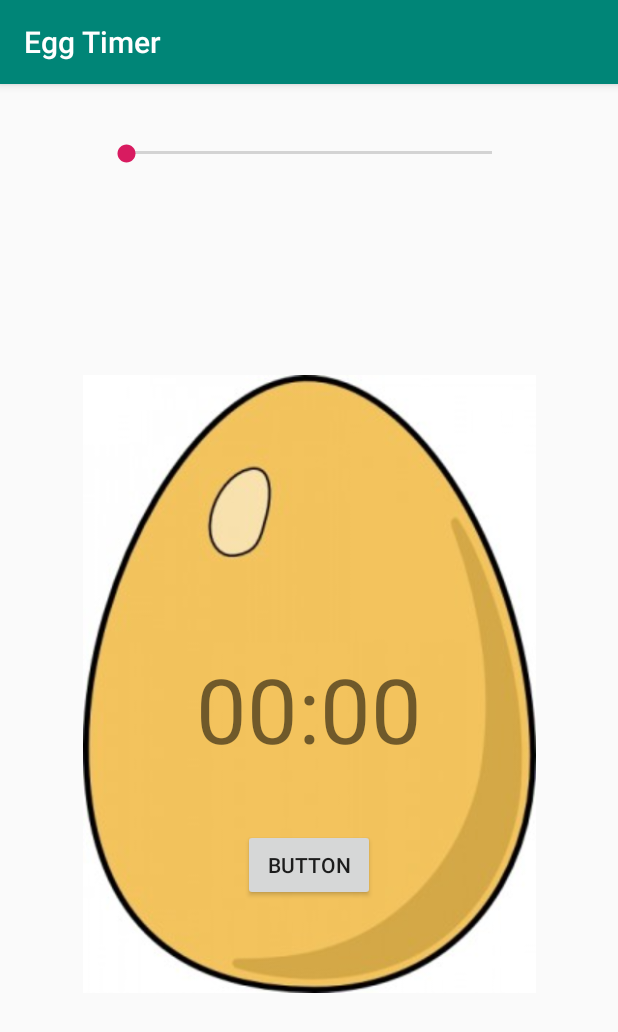
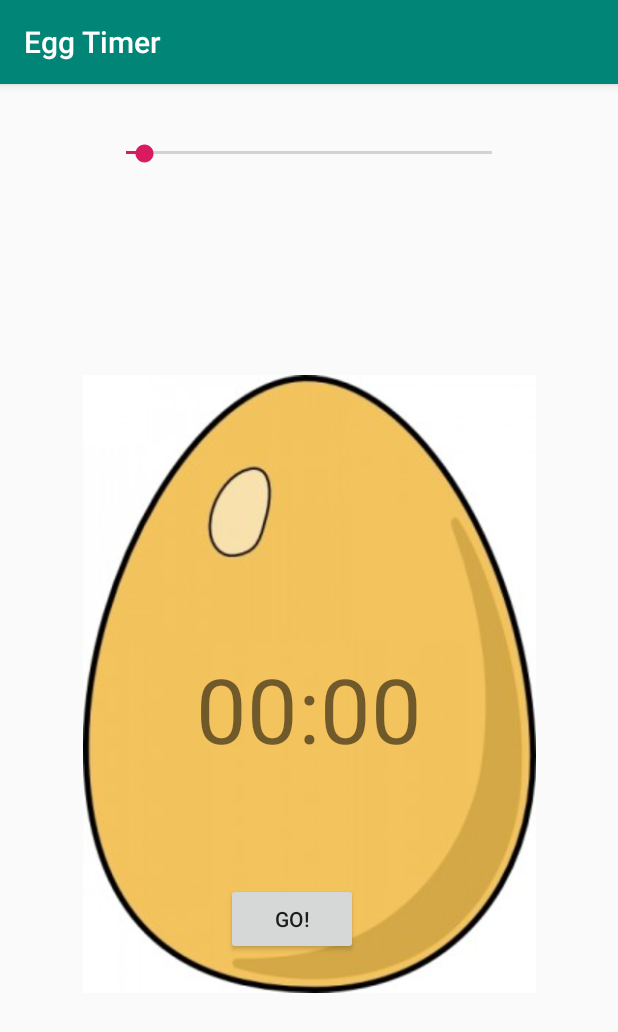
Before and after one commit to gustavorribeiro/egg-timer, an Android app: the screen it shows after launch (MainActivity), on a phone screen of 412 x 824 dp. Shown: the top 1032 px of the screen. Run offline under Robolectric (Android 15) with nearby library versions, the phone set to English and light mode, and no system bars.

Commit message:
adding time in timer

```diff
--- a/app/src/main/java/com/dev/myappcompany/eggtimer/MainActivity.java
+++ b/app/src/main/java/com/dev/myappcompany/eggtimer/MainActivity.java
@@ -3,6 +3,9 @@ package com.dev.myappcompany.eggtimer;
 import androidx.appcompat.app.AppCompatActivity;
 
 import android.os.Bundle;
+import android.widget.Button;
+import android.widget.SeekBar;
+import android.widget.TextView;
 
 public class MainActivity extends AppCompatActivity {
 
@@ -10,5 +13,35 @@ public class MainActivity extends AppCompatActivity {
     protected void onCreate(Bundle savedInstanceState) {
         super.onCreate(savedInstanceState);
         setContentView(R.layout.activity_main);
+
+        SeekBar timerSeekBar = findViewById(R.id.timerSeekBar);
+        final TextView timerTextView = findViewById(R.id.countdownTextView);
+
+        int maximumTime = 600;
+        int minimumTime = 30;
+
+        timerSeekBar.setMax(maximumTime);
+        timerSeekBar.setProgress(minimumTime);
+
+        timerSeekBar.setOnSeekBarChangeListener(new SeekBar.OnSeekBarChangeListener() {
+            @Override
+            public void onProgressChanged(SeekBar seekBar, int progress, boolean fromUser) {
+                int minutes = progress / 60;
+                int seconds = progress - minutes * 60;
+
+                timerTextView.setText(Integer.toString(minutes) + ":" + Integer.toString(seconds));
+            }
+
+            @Override
+            public void onStartTrackingTouch(SeekBar seekBar) {
+
+            }
+
+            @Override
+            public void onStopTrackingTouch(SeekBar seekBar) {
+
+            }
+        });
+
     }
 }
--- a/app/src/main/res/layout/activity_main.xml
+++ b/app/src/main/res/layout/activity_main.xml
@@ -7,7 +7,7 @@
     tools:context=".MainActivity">
 
     <ImageView
-        android:id="@+id/imageView"
+        android:id="@+id/eggImageView"
         android:layout_width="302dp"
         android:layout_height="0dp"
         android:layout_marginStart="5dp"
@@ -18,11 +18,11 @@
         app:layout_constraintBottom_toBottomOf="parent"
         app:layout_constraintEnd_toEndOf="parent"
         app:layout_constraintStart_toStartOf="parent"
-        app:layout_constraintTop_toBottomOf="@+id/seekBar2"
+        app:layout_constraintTop_toBottomOf="@+id/timerSeekBar"
         app:srcCompat="@drawable/egg" />
 
     <TextView
-        android:id="@+id/textView"
+        android:id="@+id/countdownTextView"
         android:layout_width="wrap_content"
         android:layout_height="wrap_content"
         android:layout_marginBottom="311dp"
@@ -32,25 +32,25 @@
         app:layout_constraintEnd_toEndOf="parent"
         app:layout_constraintStart_toStartOf="parent" />
 
-    <Button
-        android:id="@+id/button"
-        android:layout_width="wrap_content"
-        android:layout_height="wrap_content"
-        android:layout_marginStart="31dp"
-        android:layout_marginLeft="31dp"
-        android:layout_marginTop="40dp"
-        android:text="Button"
-        app:layout_constraintStart_toStartOf="@+id/textView"
-        app:layout_constraintTop_toBottomOf="@+id/textView" />
-
     <SeekBar
-        android:id="@+id/seekBar2"
+        android:id="@+id/timerSeekBar"
         android:layout_width="276dp"
         android:layout_height="17dp"
         android:layout_marginTop="37dp"
         android:layout_marginBottom="35dp"
-        app:layout_constraintBottom_toTopOf="@+id/imageView"
+        app:layout_constraintBottom_toTopOf="@+id/eggImageView"
         app:layout_constraintEnd_toEndOf="parent"
         app:layout_constraintStart_toStartOf="parent"
         app:layout_constraintTop_toTopOf="parent" />
+
+    <Button
+        android:id="@+id/goButton"
+        android:layout_width="wrap_content"
+        android:layout_height="wrap_content"
+        android:layout_marginStart="20dp"
+        android:layout_marginLeft="20dp"
+        android:layout_marginTop="76dp"
+        android:text="GO!"
+        app:layout_constraintStart_toStartOf="@+id/countdownTextView"
+        app:layout_constraintTop_toBottomOf="@+id/countdownTextView" />
 </androidx.constraintlayout.widget.ConstraintLayout>
```
